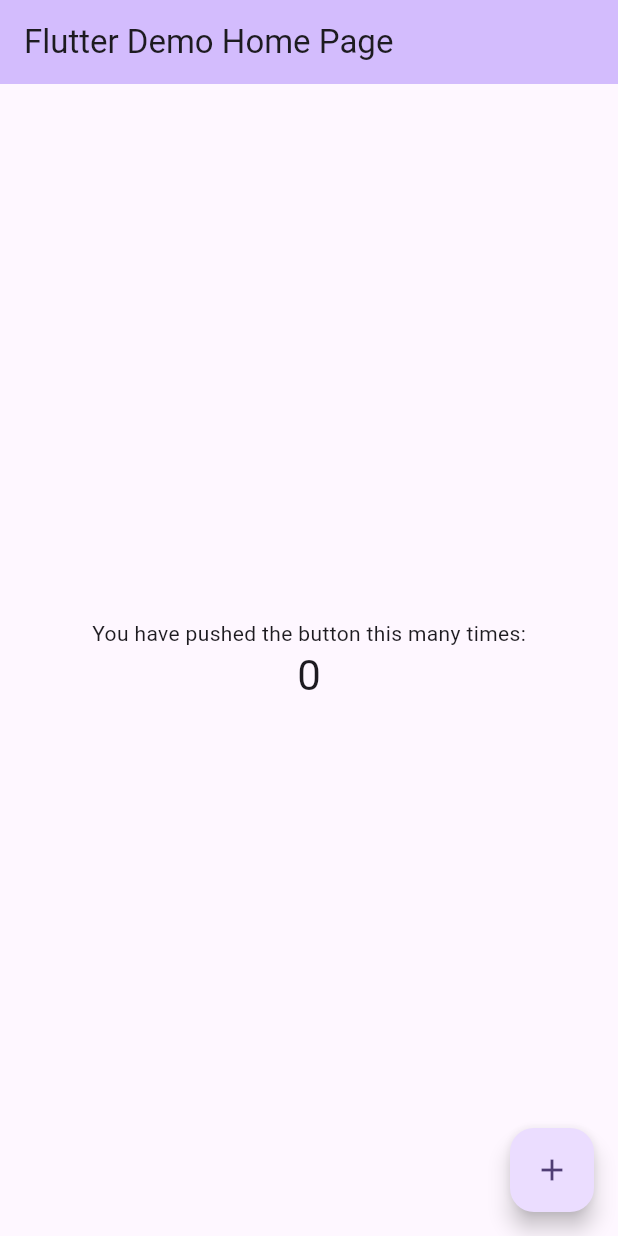
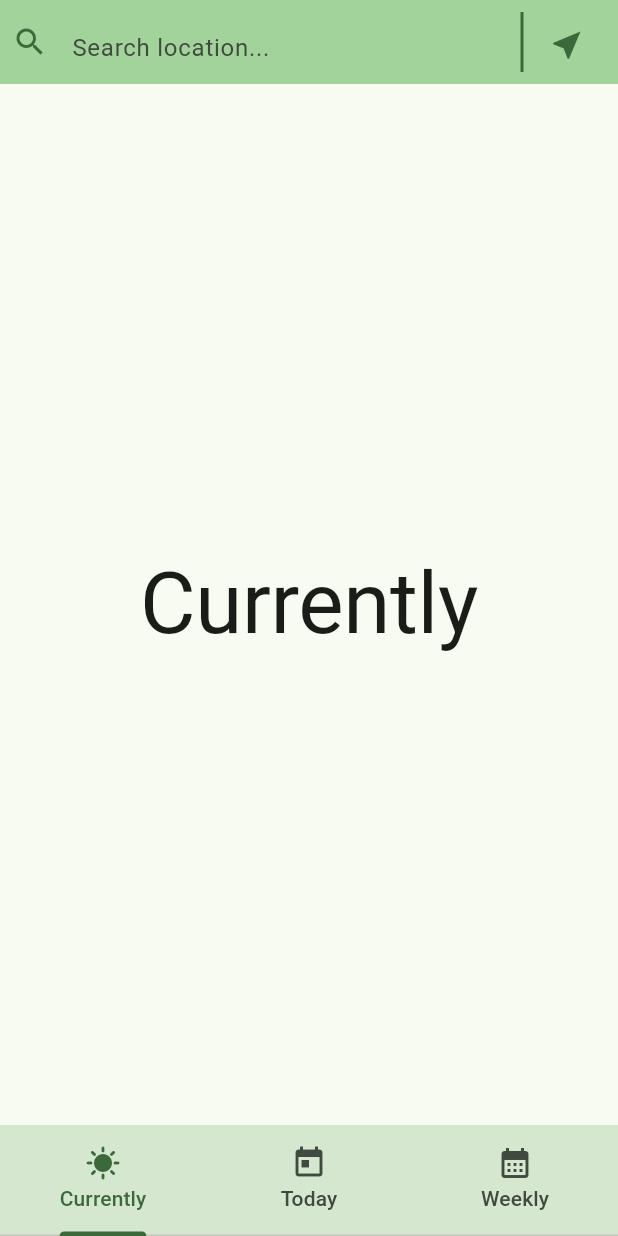
Before and after one commit to Vgbhieel/day01, a Flutter app: the screen it shows after launch, on a phone screen of 412 x 824 dp. Run offline on Flutter 3.47's test engine with Material 2 defaults, Android fonts, the phone set to English and light mode, and no system bars.

Commit message:
feat: Finish ex00

```diff
--- /dev/null
+++ b/ex00/lib/app/ui/weather_app_page.dart
@@ -0,0 +1,49 @@
+import 'package:ex00/app/ui/widget/wheather_app_bar.dart';
+import 'package:ex00/app/ui/widget/wheather_bottom_navigation_bar.dart';
+import 'package:flutter/material.dart';
+
+class WeatherAppPage extends StatefulWidget {
+  const WeatherAppPage({super.key});
+
+  @override
+  State<WeatherAppPage> createState() => _WeatherAppPageState();
+}
+
+class _WeatherAppPageState extends State<WeatherAppPage> {
+  @override
+  Widget build(BuildContext context) {
+    ThemeData theme = Theme.of(context);
+
+    return DefaultTabController(
+        length: 3,
+        child: Scaffold(
+          appBar: const WheatherAppBar().build(context),
+          body: TabBarView(
+            children: [
+              Center(
+                child: Text(
+                  "Currently",
+                  textAlign: TextAlign.center,
+                  style: theme.textTheme.displayLarge,
+                ),
+              ),
+              Center(
+                child: Text(
+                  "Today",
+                  textAlign: TextAlign.center,
+                  style: theme.textTheme.displayLarge,
+                ),
+              ),
+              Center(
+                child: Text(
+                  "Weekly",
+                  textAlign: TextAlign.center,
+                  style: theme.textTheme.displayLarge,
+                ),
+              ),
+            ],
+          ),
+          bottomNavigationBar: const WeatherBottomNavigationBar(),
+        ));
+  }
+}
--- /dev/null
+++ b/ex00/lib/app/ui/weather_app_screen.dart
@@ -0,0 +1,18 @@
+import 'package:ex00/app/ui/weather_app_page.dart';
+import 'package:flutter/material.dart';
+
+class WeatherAppScreen extends StatelessWidget {
+  const WeatherAppScreen({super.key});
+
+  @override
+  Widget build(BuildContext context) {
+    return MaterialApp(
+      title: 'Weather App',
+      theme: ThemeData(
+        colorScheme: ColorScheme.fromSeed(seedColor: Colors.green),
+        useMaterial3: true,
+      ),
+      home: const WeatherAppPage(),
+    );
+  }
+}
--- /dev/null
+++ b/ex00/lib/app/ui/widget/wheather_bottom_navigation_bar.dart
@@ -0,0 +1,30 @@
+import 'package:flutter/material.dart';
+
+class WeatherBottomNavigationBar extends StatelessWidget {
+  const WeatherBottomNavigationBar({
+    super.key,
+  });
+
+  @override
+  Widget build(BuildContext context) {
+    ThemeData theme = Theme.of(context);
+
+    return Material(
+      color: theme.colorScheme.secondaryContainer,
+      child: const TabBar(isScrollable: false, tabs: [
+        Tab(
+          icon: Icon(Icons.sunny),
+          text: "Currently",
+        ),
+        Tab(
+          icon: Icon(Icons.today),
+          text: "Today",
+        ),
+        Tab(
+          icon: Icon(Icons.calendar_month),
+          text: "Weekly",
+        ),
+      ]),
+    );
+  }
+}
--- a/ex00/lib/main.dart
+++ b/ex00/lib/main.dart
@@ -1,3 +1,4 @@
+import 'package:ex00/app/ui/weather_app_screen.dart';
 import 'package:flutter/material.dart';
 
 void main() {
@@ -10,116 +11,6 @@ class MyApp extends StatelessWidget {
   // This widget is the root of your application.
   @override
   Widget build(BuildContext context) {
-    return MaterialApp(
-      title: 'Flutter Demo',
-      theme: ThemeData(
-        // This is the theme of your application.
-        //
-        // TRY THIS: Try running your application with "flutter run". You'll see
-        // the application has a blue toolbar. Then, without quitting the app,
-        // try changing the seedColor in the colorScheme below to Colors.green
-        // and then invoke "hot reload" (save your changes or press the "hot
-        // reload" button in a Flutter-supported IDE, or press "r" if you used
-        // the command line to start the app).
-        //
-        // Notice that the counter didn't reset back to zero; the application
-        // state is not lost during the reload. To reset the state, use hot
-        // restart instead.
-        //
-        // This works for code too, not just values: Most code changes can be
-        // tested with just a hot reload.
-        colorScheme: ColorScheme.fromSeed(seedColor: Colors.deepPurple),
-        useMaterial3: true,
-      ),
-      home: const MyHomePage(title: 'Flutter Demo Home Page'),
-    );
+    return const WeatherAppScreen();
   }
 }
-
-class MyHomePage extends StatefulWidget {
-  const MyHomePage({super.key, required this.title});
-
-  // This widget is the home page of your application. It is stateful, meaning
-  // that it has a State object (defined below) that contains fields that affect
-  // how it looks.
-
-  // This class is the configuration for the state. It holds the values (in this
-  // case the title) provided by the parent (in this case the App widget) and
-  // used by the build method of the State. Fields in a Widget subclass are
-  // always marked "final".
-
-  final String title;
-
-  @override
-  State<MyHomePage> createState() => _MyHomePageState();
-}
-
-class _MyHomePageState extends State<MyHomePage> {
-  int _counter = 0;
-
-  void _incrementCounter() {
-    setState(() {
-      // This call to setState tells the Flutter framework that something has
-      // changed in this State, which causes it to rerun the build method below
-      // so that the display can reflect the updated values. If we changed
-      // _counter without calling setState(), then the build method would not be
-      // called again, and so nothing would appear to happen.
-      _counter++;
-    });
-  }
-
-  @override
-  Widget build(BuildContext context) {
-    // This method is rerun every time setState is called, for instance as done
-    // by the _incrementCounter method above.
-    //
-    // The Flutter framework has been optimized to make rerunning build methods
-    // fast, so that you can just rebuild anything that needs updating rather
-    // than having to individually change instances of widgets.
-    return Scaffold(
-      appBar: AppBar(
-        // TRY THIS: Try changing the color here to a specific color (to
-        // Colors.amber, perhaps?) and trigger a hot reload to see the AppBar
-        // change color while the other colors stay the same.
-        backgroundColor: Theme.of(context).colorScheme.inversePrimary,
-        // Here we take the value from the MyHomePage object that was created by
-        // the App.build method, and use it to set our appbar title.
-        title: Text(widget.title),
-      ),
-      body: Center(
-        // Center is a layout widget. It takes a single child and positions it
-        // in the middle of the parent.
-        child: Column(
-          // Column is also a layout widget. It takes a list of children and
-          // arranges them vertically. By default, it sizes itself to fit its
-          // children horizontally, and tries to be as tall as its parent.
-          //
-          // Column has various properties to control how it sizes itself and
-          // how it positions its children. Here we use mainAxisAlignment to
-          // center the children vertically; the main axis here is the vertical
-          // axis because Columns are vertical (the cross axis would be
-          // horizontal).
-          //
-          // TRY THIS: Invoke "debug painting" (choose the "Toggle Debug Paint"
-          // action in the IDE, or press "p" in the console), to see the
-          // wireframe for each widget.
-          mainAxisAlignment: MainAxisAlignment.center,
-          children: <Widget>[
-            const Text(
-              'You have pushed the button this many times:',
-            ),
-            Text(
-              '$_counter',
-              style: Theme.of(context).textTheme.headlineMedium,
-            ),
-          ],
-        ),
-      ),
-      floatingActionButton: FloatingActionButton(
-        onPressed: _incrementCounter,
-        tooltip: 'Increment',
-        child: const Icon(Icons.add),
-      ), // This trailing comma makes auto-formatting nicer for build methods.
-    );
-  }
-}
```
Also changed, not shown: ex00/lib/app/ui/widget/wheather_app_bar.dart (added, +60 -0 lines), 1 other file.
